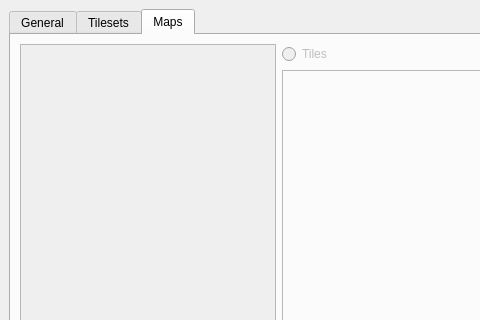
Old version of the form main.ui in the repository rsgrava/lumiedit; both pictures show x 0 to 480 and y 0 to 320 of the 1176 by 584 pixel window.
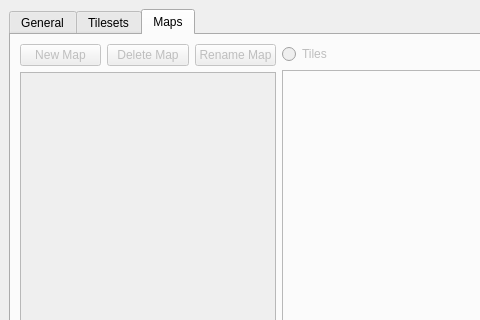
New version of the form. The open tabs and pages were chosen to show the change.

What changed in the file:
```diff
--- a/main.ui
+++ b/main.ui
@@ -611,6 +611,36 @@
        </attribute>
        <layout class="QHBoxLayout" name="horizontalLayout_3">
         <item>
+         <layout class="QVBoxLayout" name="verticalLayout_7">
+          <property name="rightMargin">
+           <number>0</number>
+          </property>
+          <item>
+           <layout class="QHBoxLayout" name="horizontalLayout_7">
+            <item>
+             <widget class="QPushButton" name="new_map_btn">
+              <property name="text">
+               <string>New Map</string>
+              </property>
+             </widget>
+            </item>
+            <item>
+             <widget class="QPushButton" name="delete_map_btn">
+              <property name="text">
+               <string>Delete Map</string>
+              </property>
+             </widget>
+            </item>
+            <item>
+             <widget class="QPushButton" name="rename_map_btn">
+              <property name="text">
+               <string>Rename Map</string>
+              </property>
+             </widget>
+            </item>
+           </layout>
+          </item>
+          <item>
          <widget class="QListWidget" name="map_list">
           <property name="sizePolicy">
            <sizepolicy hsizetype="Preferred" vsizetype="Preferred">
@@ -619,6 +649,8 @@
            </sizepolicy>
           </property>
          </widget>
+          </item>
+         </layout>
         </item>
         <item>
          <layout class="QVBoxLayout" name="verticalLayout">
```
Left out of the diff: 14 changed lines with no effect on the pictures. Lines whose indentation alone changed are shown as unchanged.
